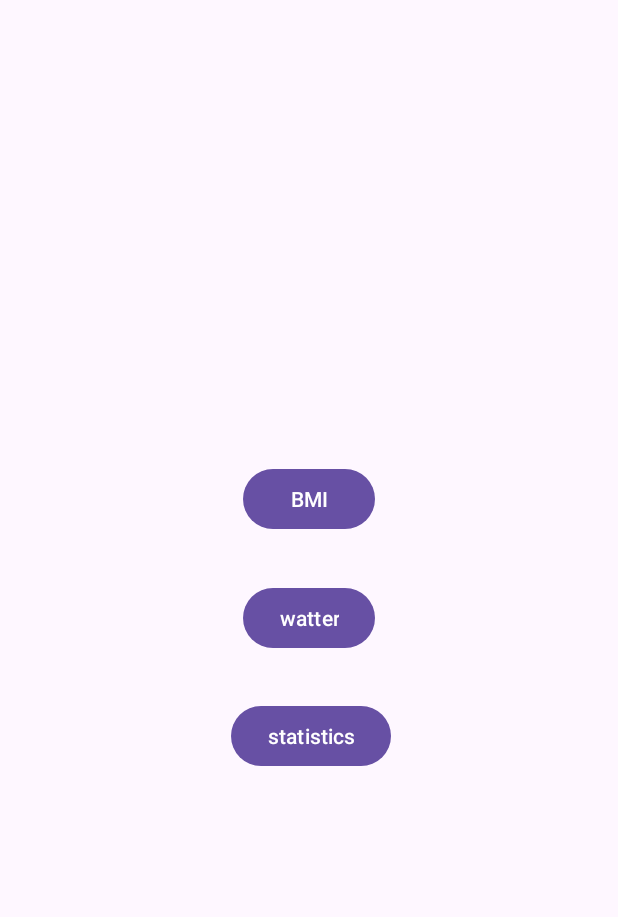
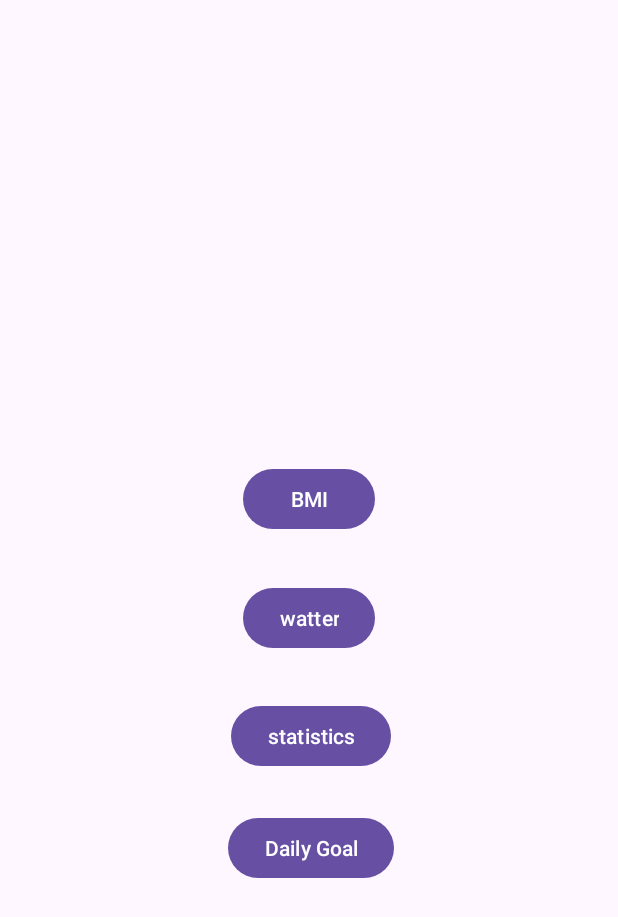
Before and after one commit to SZSZ700/MyPrivatePractice, an Android app: the HomePage screen opened directly, with no data from a screen before it, on a phone screen of 412 x 824 dp. Shown: the top 917 px of the screen. Run offline under Robolectric (Android 15) with nearby library versions, the phone set to English and light mode, and no system bars; 1 statement that could not run was skipped.

Commit message:
ANDROID-FINAL-PROJECT

```diff
--- a/app/src/main/res/layout/activity_home_page.xml
+++ b/app/src/main/res/layout/activity_home_page.xml
@@ -39,4 +39,16 @@
         app:layout_constraintStart_toStartOf="parent"
         app:layout_constraintTop_toTopOf="parent"
         app:layout_constraintVertical_bias="0.601" />
+
+    <Button
+        android:id="@+id/button6"
+        android:layout_width="wrap_content"
+        android:layout_height="wrap_content"
+        android:text="Daily Goal"
+        app:layout_constraintBottom_toBottomOf="parent"
+        app:layout_constraintEnd_toEndOf="parent"
+        app:layout_constraintHorizontal_bias="0.504"
+        app:layout_constraintStart_toStartOf="parent"
+        app:layout_constraintTop_toTopOf="parent"
+        app:layout_constraintVertical_bias="0.698" />
 </androidx.constraintlayout.widget.ConstraintLayout>
```
Also changed, not shown: app/src/main/java/com/example/myfinaltopapplication/HomePage.java (+12 -1 lines).
